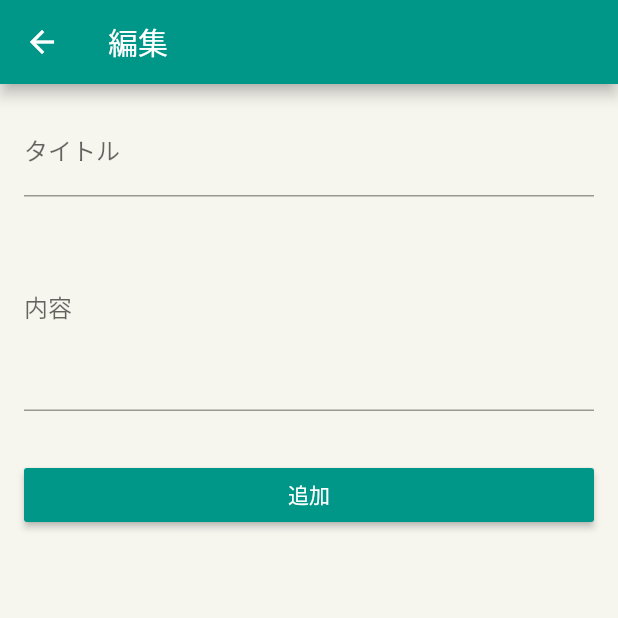
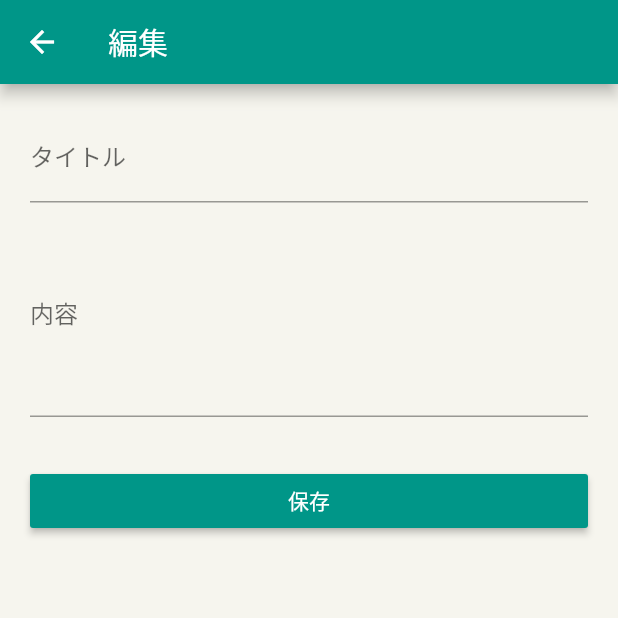
Before and after one commit to Channelsu/todo, a Flutter app: the EditTodoPage screen opened directly with empty values, on a phone screen of 412 x 824 dp, the top half of it. Run offline on Flutter 3.47's test engine with Material 2 defaults, Android fonts, the phone set to English and light mode, and no system bars; our stand-ins replace flutter_slidable.

Commit message:
todo編集ページの保存ボタン押下時に発火するメソッド作成

```diff
--- a/lib/page/edit_todo_page.dart
+++ b/lib/page/edit_todo_page.dart
@@ -1,5 +1,7 @@
 import 'package:flutter/material.dart';
+import 'package:provider/provider.dart';
 import 'package:todo/model/todo.dart';
+import 'package:todo/provider/todos.dart';
 import 'package:todo/widget/todo_form_widget.dart';
 
 class EditTodoPage extends StatefulWidget {
@@ -12,6 +14,8 @@ class EditTodoPage extends StatefulWidget {
 }
 
 class _EditTodoPageState extends State<EditTodoPage> {
+  final _formKey = GlobalKey<FormState>();
+
   String title;
   String description;
 
@@ -29,14 +33,28 @@ class _EditTodoPageState extends State<EditTodoPage> {
       title: Text('編集'),
     ),
     body: Padding(
-      padding: const EdgeInsets.all(16),
-      child: TodoFormWidget(
-        title: title,
-        description: description,
-        onChangedTitle: (title) => setState(() => this.title = title),
-        onChangedDescription: (description) => setState(() => this.description = description),
-        onSavedTodo: () {},
+      padding: const EdgeInsets.all(20),
+      child: Form(
+        key: _formKey,
+        child: TodoFormWidget(
+          title: title,
+          description: description,
+          onChangedTitle: (title) => setState(() => this.title = title),
+          onChangedDescription: (description) => setState(() => this.description = description),
+          onSavedTodo: saveTodo,
+        ),
       ),
     ),
   );
+
+  void saveTodo() {
+    final isValid = _formKey.currentState.validate();
+    if(!isValid) {
+      return;
+    } else {
+      final provider = Provider.of<TodosProvider>(context, listen: false);
+      provider.updateTodo(widget.todo, title, description);
+      Navigator.of(context).pop();
+    }
+  }
 }
--- a/lib/widget/todo_form_widget.dart
+++ b/lib/widget/todo_form_widget.dart
@@ -68,7 +68,7 @@ class TodoFormWidget extends StatelessWidget {
       color: Colors.teal,
       textColor: Colors.white,
       onPressed: onSavedTodo,
-      child: Text('追加'),
+      child: Text('保存'),
     ),
   );
 
```
